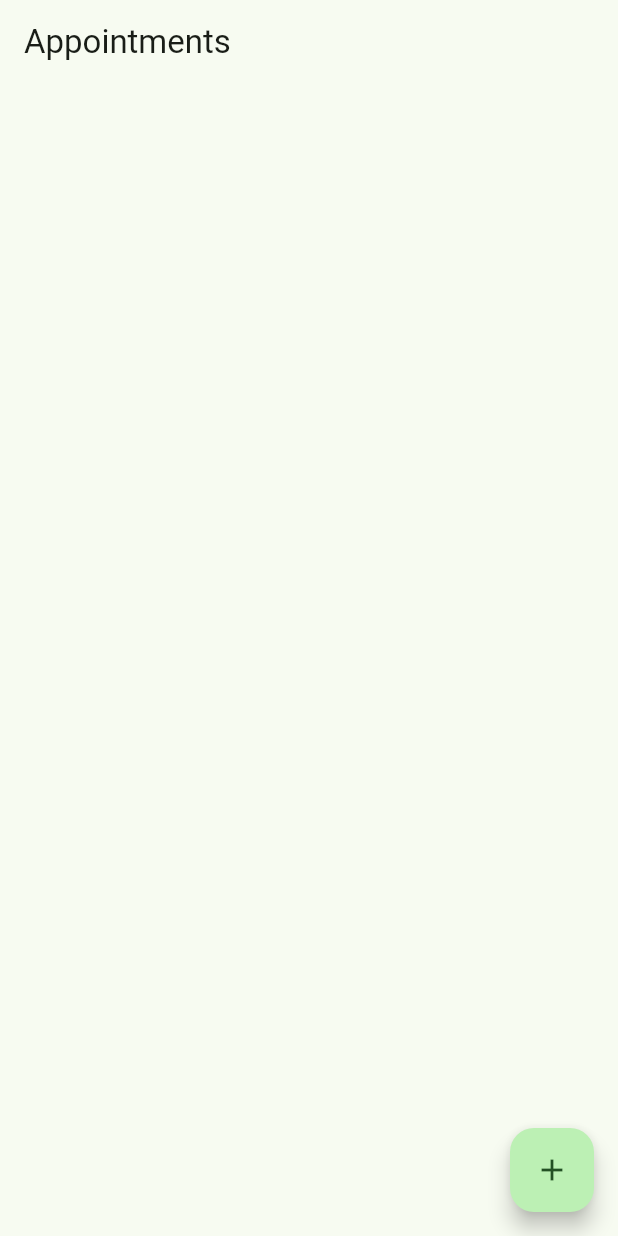
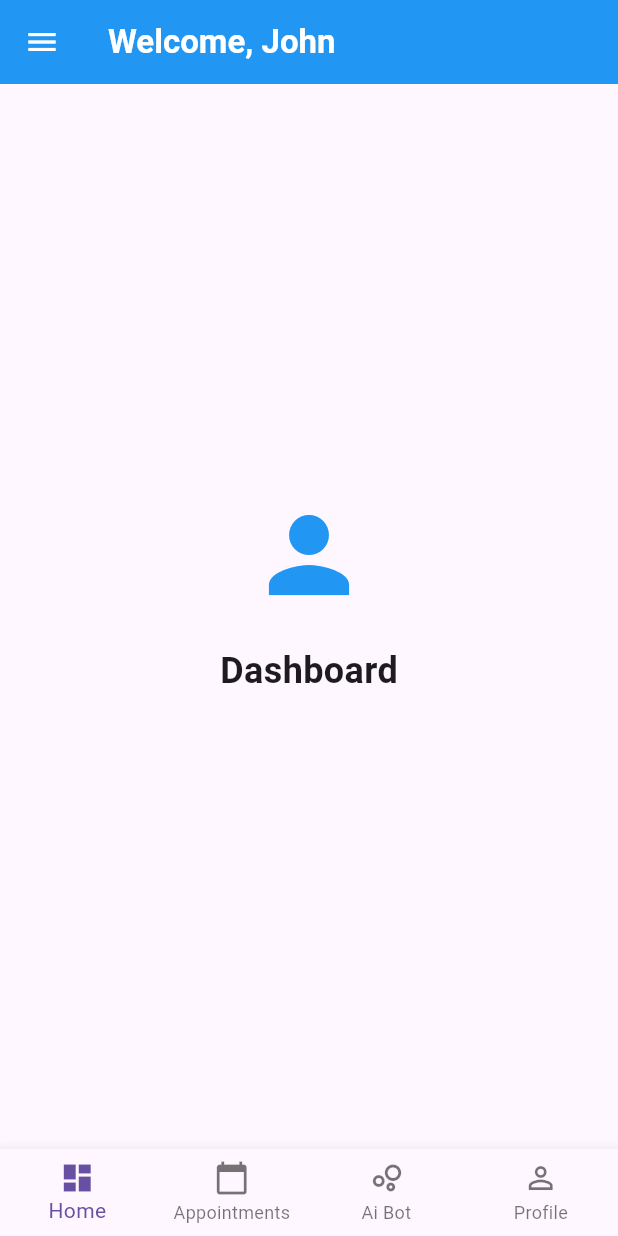
Before and after one commit to Amrr-Tarek/AegleOne, a Flutter app: the screen it shows after launch, on a phone screen of 412 x 824 dp. Run offline on Flutter 3.47's test engine with Material 3 defaults, Android fonts, the phone set to English and light mode, and no system bars.

Commit message:
Added mobile app structure

```diff
--- a/frontend/aegleone/lib/main.dart
+++ b/frontend/aegleone/lib/main.dart
@@ -1,7 +1,18 @@
 import 'package:flutter/material.dart';
-import 'dart:convert';
-import 'package:http/http.dart' as http;
-import 'package:flutter/foundation.dart' show kIsWeb;
+import 'package:aegleone/pages/home.dart';
+
+class User {
+  final String userName;
+  final String userEmail;
+  final String userPassword;
+  final String userType;
+  User({
+    required this.userType,
+    required this.userName,
+    required this.userEmail,
+    required this.userPassword,
+  });
+}
 
 void main() {
   runApp(const MyApp());
@@ -9,157 +20,16 @@ void main() {
 
 class MyApp extends StatelessWidget {
   const MyApp({super.key});
-
   @override
   Widget build(BuildContext context) {
     return MaterialApp(
-      title: 'Appointments',
+      title: 'AegleOne',
+      debugShowCheckedModeBanner: false,
       theme: ThemeData(
-        colorScheme: ColorScheme.fromSeed(seedColor: Colors.green),
+        primaryColor: Colors.blue,
         useMaterial3: true,
       ),
-      home: const AppointmentsPage(),
+      home: const HomePage(),
     );
   }
 }
-
-class AppointmentsPage extends StatefulWidget {
-  const AppointmentsPage({super.key});
-
-  @override
-  State<AppointmentsPage> createState() => _AppointmentsPageState();
-}
-
-class _AppointmentsPageState extends State<AppointmentsPage> {
-  List appointments = [];
-  final _formKey = GlobalKey<FormState>();
-  String _title = '';
-  String _description = '';
-  String _startTime = '';
-  String _endTime = '';
-
-  // final String apiUrl = 'http://10.0.2.2:8000/tasks/'; // Android emulator
-  // final String apiUrl = kIsWeb
-  //     ? Uri.base.origin + '/appointments/'
-  //     : 'http://192.168.1.100:8000/appointments/'; // Use the service name for mobile/emulator
-  final String apiUrl = '/appointments/'; // Windows
-
-  @override
-  void initState() {
-    super.initState();
-    fetchAppointments();
-  }
-
-  Future<void> fetchAppointments() async {
-    final response = await http.get(Uri.parse(apiUrl));
-    if (response.statusCode == 200) {
-      setState(() {
-        appointments = json.decode(response.body);
-      });
-    }
-  }
-
-  Future<void> addAppointment() async {
-    final response = await http.post(
-      Uri.parse(apiUrl),
-      headers: {'Content-Type': 'application/json'},
-      body: json.encode({
-        'title': _title,
-        'description': _description,
-        'start_time': _startTime,
-        'end_time': _endTime,
-      }),
-    );
-    if (response.statusCode == 201) {
-      fetchAppointments();
-      Navigator.of(context).pop();
-    }
-  }
-
-  void showAddDialog() {
-    showDialog(
-      context: context,
-      builder: (context) {
-        return AlertDialog(
-          title: const Text('Add Appointment'),
-          content: Form(
-            key: _formKey,
-            child: SingleChildScrollView(
-              child: Column(
-                mainAxisSize: MainAxisSize.min,
-                children: [
-                  TextFormField(
-                    decoration: const InputDecoration(labelText: 'Title'),
-                    onChanged: (val) => _title = val,
-                    validator: (val) =>
-                        val == null || val.isEmpty ? 'Required' : null,
-                  ),
-                  TextFormField(
-                    decoration: const InputDecoration(labelText: 'Description'),
-                    onChanged: (val) => _description = val,
-                  ),
-                  TextFormField(
-                    decoration: const InputDecoration(
-                        labelText: 'Start Time (YYYY-MM-DDTHH:MM)'),
-                    onChanged: (val) => _startTime = val,
-                    validator: (val) =>
-                        val == null || val.isEmpty ? 'Required' : null,
-                  ),
-                  TextFormField(
-                    decoration: const InputDecoration(
-                        labelText: 'End Time (YYYY-MM-DDTHH:MM)'),
-                    onChanged: (val) => _endTime = val,
-                    validator: (val) =>
-                        val == null || val.isEmpty ? 'Required' : null,
-                  ),
-                ],
-              ),
-            ),
-          ),
-          actions: [
-            TextButton(
-              onPressed: () => Navigator.of(context).pop(),
-              child: const Text('Cancel'),
-            ),
-            ElevatedButton(
-              onPressed: () {
-                if (_formKey.currentState!.validate()) {
-                  addAppointment();
-                }
-              },
-              child: const Text('Add'),
-            ),
-          ],
-        );
-      },
-    );
-  }
-
-  @override
-  Widget build(BuildContext context) {
-    return Scaffold(
-      appBar: AppBar(
-        title: const Text('Appointments'),
-      ),
-      body: RefreshIndicator(
-        onRefresh: fetchAppointments,
-        child: ListView.builder(
-          itemCount: appointments.length,
-          itemBuilder: (context, index) {
-            final appt = appointments[index];
-            return ListTile(
-              title: Text(appt['title'] ?? ''),
-              subtitle: Text(appt['description'] ?? ''),
-              trailing:
-                  Text(appt['start_time']?.toString().substring(0, 16) ?? ''),
-            );
-          },
-        ),
-      ),
-      floatingActionButton: FloatingActionButton(
-        onPressed: showAddDialog,
-        child: const Icon(Icons.add),
-      ),
-    );
-  }
-}
--- /dev/null
+++ b/frontend/aegleone/lib/pages/home.dart
@@ -0,0 +1,313 @@
+import 'package:flutter/material.dart';
+import '../utils/globals.dart';
+
+class HomePage extends StatefulWidget {
+  const HomePage({super.key});
+
+  @override
+  State<HomePage> createState() => _HomePageState();
+}
+
+class _HomePageState extends State<HomePage> {
+  int _currentIndex = 0;
+
+  final List<Widget> _patientPages = [
+    const PatientDashboard(),
+    const AppointmentsPage(),
+    const Placeholder(),
+    const ProfilePage(),
+  ];
+
+  static const List<BottomNavigationBarItem> _patientNav = [
+    BottomNavigationBarItem(
+      icon: Icon(Icons.dashboard),
+      label: "Home",
+    ),
+    BottomNavigationBarItem(
+      icon: Icon(Icons.calendar_today),
+      label: "Appointments",
+    ),
+    BottomNavigationBarItem(
+      icon: Icon(Icons.bubble_chart_outlined),
+      label: "Ai Bot",
+    ),
+  ];
+
+  final List<Widget> _doctorPages = [
+    const DoctorDashboard(),
+    const PrescriptionsPage(),
+    const ProfilePage(),
+  ];
+
+  static const List<BottomNavigationBarItem> _doctorNav = [
+    BottomNavigationBarItem(
+      icon: Icon(Icons.dashboard),
+      label: "Home",
+    ),
+    BottomNavigationBarItem(
+      icon: Icon(Icons.calendar_today),
+      label: "Prescriptions",
+    ),
+  ];
+
+  final List<Widget> _adminPages = [
+    const Placeholder(),
+    const Placeholder(),
+    const ProfilePage(),
+  ];
+
+  static const List<BottomNavigationBarItem> _adminNav = [
+    BottomNavigationBarItem(
+      icon: Icon(Icons.admin_panel_settings_outlined), // Add an on-click
+      label: "Admin Panel",
+    ),
+    BottomNavigationBarItem(
+      icon: Icon(Icons.insights),
+      label: "Insights",
+    ),
+  ];
+
+  final List<Widget> _visitorPages = [
+    const Placeholder(),
+    const Placeholder(),
+    const Placeholder(),
+    const ProfilePage(),
+  ];
+
+  static const List<BottomNavigationBarItem> _visitorNav = [
+    BottomNavigationBarItem(
+      icon: Icon(Icons.dashboard), // Add an on-click
+      label: "Home",
+    ),
+    BottomNavigationBarItem(
+      icon: Icon(Icons.calendar_today),
+      label: "Calendar",
+    ),
+    BottomNavigationBarItem(
+      icon: Icon(Icons.bubble_chart_outlined),
+      label: "Ai Bot",
+    ),
+  ];
+
+  final List<Widget> _pharmPages = [
+    const Placeholder(),
+    const Placeholder(),
+    const Placeholder(),
+    const ProfilePage(),
+  ];
+
+  static const List<BottomNavigationBarItem> _pharmNav = [
+    BottomNavigationBarItem(
+      icon: Icon(Icons.dashboard), // Add an on-click
+      label: "Home",
+    ),
+    BottomNavigationBarItem(
+      icon: Icon(Icons.calendar_today),
+      label: "Manage Medicines",
+    ),
+    BottomNavigationBarItem(
+      icon: Icon(Icons.bubble_chart_outlined),
+      label: "Ai Bot",
+    ),
+  ];
+
+  @override
+  Widget build(BuildContext context) {
+    final List<Widget> pages;
+    final List<BottomNavigationBarItem> navBar;
+    if (UserData.userType == "patient") {
+      pages = _patientPages;
+      navBar = _patientNav;
+    } else if (UserData.userType == "doctor") {
+      pages = _doctorPages;
+      navBar = _doctorNav;
+    } else if (UserData.userType == "admin") {
+      pages = _adminPages;
+      navBar = _adminNav;
+    } else if (UserData.userType == "pharmacy") {
+      pages = _pharmPages;
+      navBar = _pharmNav;
+    } else {
+      pages = _visitorPages;
+      navBar = _visitorNav;
+    }
+
+    print(pages);
+    print(navBar);
+
+    return MaterialApp(
+      home: Scaffold(
+        appBar: AppBar(
+          title: Text(
+            "Welcome, ${UserData.name.split(" ").first}",
+            style: const TextStyle(
+              color: Colors.white,
+              fontWeight: FontWeight.bold,
+            ),
+          ),
+          backgroundColor: Colors.blue,
+          iconTheme: const IconThemeData(
+            color: Colors.white,
+          ),
+        ),
+        drawer: Drawer(),
+        body: pages[_currentIndex],
+        bottomNavigationBar: BottomNavigationBar(
+          onTap: (index) {
+            setState(() {
+              _currentIndex = index;
+            });
+          },
+          currentIndex: _currentIndex,
+          type: BottomNavigationBarType.fixed,
+          items: [
+            ...navBar,
+            BottomNavigationBarItem(
+              icon: Icon(UserData.gender == "male"
+                  ? Icons.person_outline
+                  : Icons.person_2_outlined), // Add an on-click
+              label: "Profile",
+            ),
+          ],
+        ),
+      ),
+    );
+  }
+}
+
+class PatientDashboard extends StatelessWidget {
+  const PatientDashboard({super.key});
+
+  @override
+  Widget build(BuildContext context) {
+    return const Center(
+      child: Column(
+        mainAxisAlignment: MainAxisAlignment.center,
+        children: [
+          Icon(
+            Icons.person, // Differentiate genders
+            size: 80,
+            color: Colors.blue,
+          ),
+          SizedBox(height: 20),
+          Text(
+            "Dashboard",
+            style: TextStyle(
+              fontWeight: FontWeight.bold,
+              fontSize: 24,
+            ),
+          ),
+          SizedBox(height: 20),
+          Card(),
+        ],
+      ),
+    );
+  }
+}
+
+class DoctorDashboard extends StatelessWidget {
+  const DoctorDashboard({super.key});
+
+  @override
+  Widget build(BuildContext context) {
+    return const Center(
+      child: Column(
+        mainAxisAlignment: MainAxisAlignment.center,
+        children: [
+          Icon(
+            Icons.medical_services,
+            size: 80,
+            color: Colors.green,
+          ),
+          SizedBox(height: 20),
+          Text(
+            "Dashboard",
+            style: TextStyle(
+              fontWeight: FontWeight.bold,
+              fontSize: 24,
+            ),
+          ),
+          SizedBox(height: 20),
+          Card(),
+        ],
+      ),
+    );
+  }
+}
+
+class AppointmentsPage extends StatelessWidget {
+  const AppointmentsPage({super.key});
+
+  @override
+  Widget build(BuildContext context) {
+    return const Center(
+      child: Column(
+        mainAxisAlignment: MainAxisAlignment.center,
+        children: [
+          Icon(
+            Icons.calendar_month,
+            size: 80,
+            color: Colors.grey,
+          ),
+        ],
+      ),
+    );
+  }
+}
+
+class PrescriptionsPage extends StatelessWidget {
+  const PrescriptionsPage({super.key});
+
+  @override
+  Widget build(BuildContext context) {
+    return const Center(
+      child: Text("Prescriptions"),
+    );
+  }
+}
+
+// Placeholder
+class ProfilePage extends StatelessWidget {
+  const ProfilePage({super.key});
+
+  @override
+  Widget build(BuildContext context) {
+    return Center(
+      child: Column(
+        mainAxisAlignment: MainAxisAlignment.center,
+        children: [
+          Card(
+            child: Padding(
+              padding: const EdgeInsets.all(10),
+              child: Text(UserData.name),
+            ),
+          ),
+          Card(
+            child: Padding(
+              padding: const EdgeInsets.all(10),
+              child: Text(UserData.userType),
+            ),
+          ),
+          Card(
+            child: Padding(
+              padding: const EdgeInsets.all(10),
+              child: Text(UserData.email),
+            ),
+          ),
+          Card(
+            child: Padding(
+              padding: const EdgeInsets.all(10),
+              child: Text(UserData.gender),
+            ),
+          ),
+          Card(
+            child: Padding(
+              padding: const EdgeInsets.all(10),
+              child: Text("${UserData.age}"),
+            ),
+          ),
+        ],
+      ),
+    );
+  }
+}
--- /dev/null
+++ b/frontend/aegleone/lib/utils/globals.dart
@@ -0,0 +1,49 @@
+// import 'package:flutter/material.dart';
+
+class UserData {
+  static String _name = "John Doe";
+  static String _userType = "patient";
+
+  static String _email = "john@example.com";
+  static String gender = "male";
+  static int _age = 24;
+  // Add other data
+
+  // Getters
+  static String get name => _name;
+  static String get userType => _userType;
+  static String get email => _email;
+  static int get age => _age;
+
+  // Setters
+  static set name(String value) {
+    const allowedChars = "abcdefghijklmnopqrstuvwxyz0123456789-_";
+
+    if (value
+        .toLowerCase()
+        .split('')
+        .any((char) => !allowedChars.contains(char))) {
+      throw const FormatException(
+          "Name can only contain letters, underscores, dashes, and numbers");
+    } else {
+      _name = value;
+    }
+  }
+
+  static set email(String value) {
+    if (!value.contains("@")) {
+      throw const FormatException("Invalid Email!");
+    } else {
+      _email = value;
+    }
+  }
+
+  static set age(int value) {
+    if (value <= 0) {
+      throw ArgumentError("Age must be positive!");
+    } else {
+      _age = value;
+    }
+  }
+  // Make a function for setting user's type
+}
```
Also changed, not shown: 1 other file.
